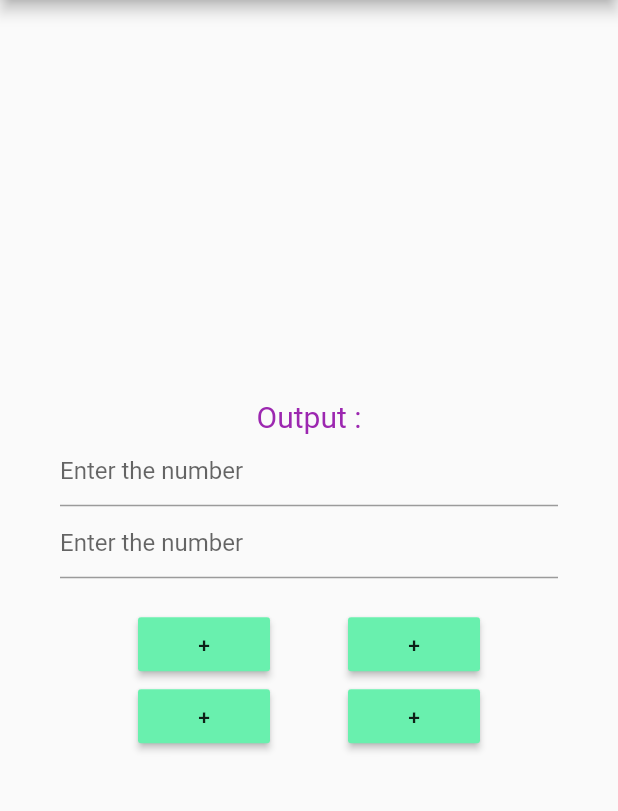
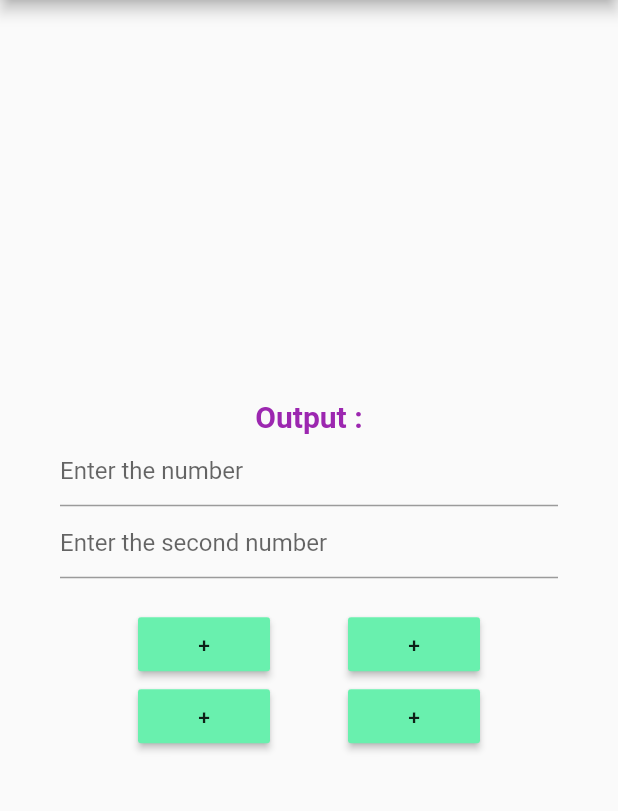
Before and after one commit to ebinsanty/flutter_app3, a Flutter app: the screen it shows after launch, on a phone screen of 412 x 824 dp, the part 84-895 px from its top. Run offline on Flutter 3.47's test engine with Material 2 defaults, Android fonts, the phone set to English and light mode, and no system bars.

Commit message:
Update home_page.dart

```diff
--- a/lib/home_page.dart
+++ b/lib/home_page.dart
@@ -2,10 +2,14 @@ import 'package:flutter/cupertino.dart';
 import 'package:flutter/material.dart';
 
 class HomePage extends StatefulWidget{
+
+
+
   @override
   State createState() => new HomePageState();
 }
 class HomePageState extends State<HomePage>{
+  var num1,num2,sum;
   @override
   Widget build(BuildContext context) {
     // TODO: implement build
@@ -22,6 +26,7 @@ class HomePageState extends State<HomePage>{
             new Text("Output :",
             style: new TextStyle(
               fontSize: 20.0,
+              fontWeight: FontWeight.bold,
               color: Colors.purple
             ),
             ),
@@ -34,7 +39,7 @@ class HomePageState extends State<HomePage>{
             new TextField(
               keyboardType: TextInputType.number,
               decoration: new InputDecoration(
-                  hintText: "Enter the number"
+                  hintText: "Enter the second number "
               ),
             ),
             new Padding(
```
